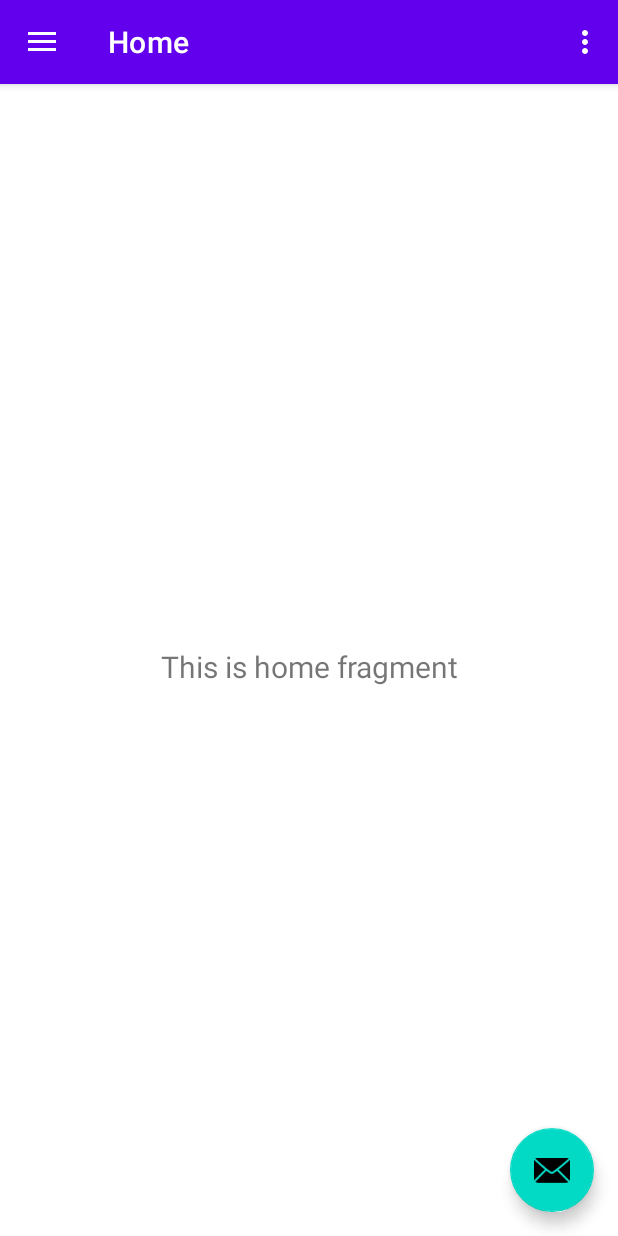
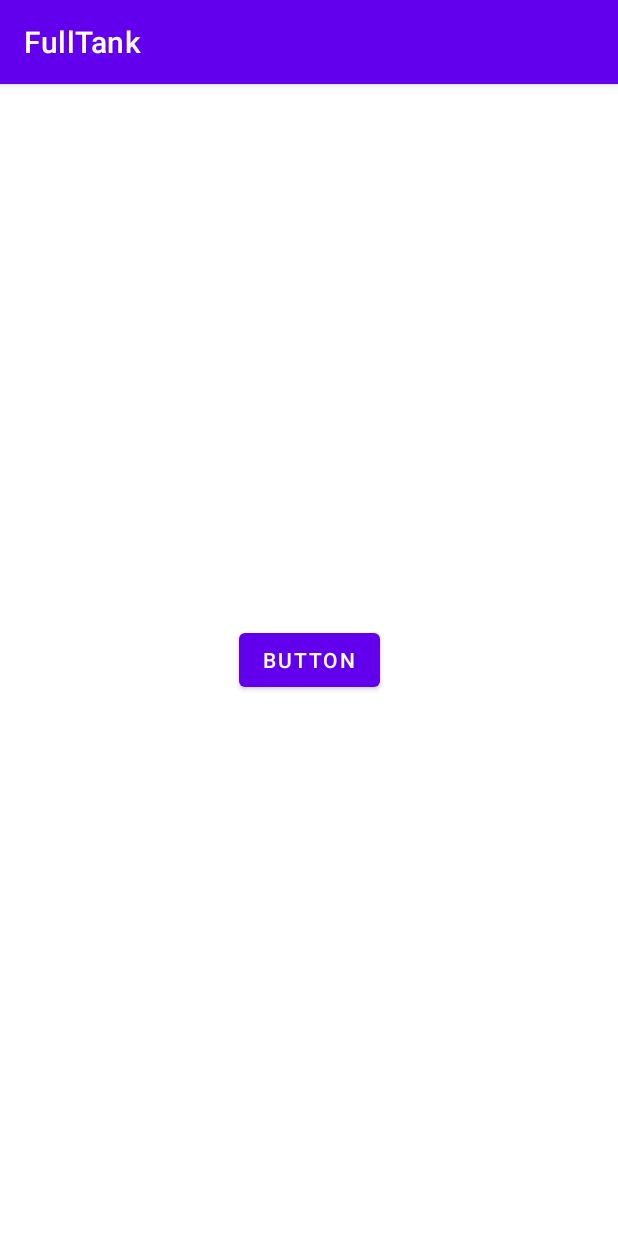
Before and after one commit to UniExtremadura/proyecto-gps-asee-2022-23-gd02, an Android app: the screen it shows after launch (MainActivity before the commit, InicioSesion after it), on a phone screen of 412 x 824 dp. Run offline under Robolectric (Android 15) with nearby library versions, the phone set to English and light mode, and no system bars.

Commit message:
Modificación mapa

```diff
--- /dev/null
+++ b/app/src/main/java/es/unex/fulltank/InicioSesion.java
@@ -0,0 +1,72 @@
+package es.unex.fulltank;
+
+import androidx.annotation.NonNull;
+import androidx.appcompat.app.AppCompatActivity;
+import androidx.core.app.ActivityCompat;
+import androidx.core.content.ContextCompat;
+
+import android.Manifest;
+import android.content.Intent;
+import android.content.pm.PackageManager;
+import android.os.Bundle;
+import android.util.Log;
+import android.view.View;
+import android.widget.Button;
+
+public class InicioSesion extends AppCompatActivity {
+    private static final int MY_PERMISSIONS_REQUEST_ACCESS_FINE_LOCATION = 28;
+    private static final int MY_PERMISSIONS_REQUEST_ACCESS_COARSE_LOCATION = 29;
+    @Override
+    protected void onCreate(Bundle savedInstanceState) {
+        super.onCreate(savedInstanceState);
+        setContentView(R.layout.activity_inicio_sesion);
+
+        getLocalizacion();
+
+        Button button = findViewById(R.id.iniciarSesion);
+
+        button.setOnClickListener(new View.OnClickListener() {
+            @Override
+            public void onClick(View view) {
+                Intent intent = new Intent(InicioSesion.this,MainActivity.class);
+                startActivity(intent);
+            }
+        });
+    }
+
+    public void getLocalizacion() {
+        int permiso;
+
+        permiso= ContextCompat.checkSelfPermission(this, Manifest.permission.ACCESS_COARSE_LOCATION); //Comprueba el permiso
+        if (permiso == PackageManager.PERMISSION_DENIED) { //Comprueba si no esta otorgado
+            ActivityCompat.requestPermissions(this, new String[]{Manifest.permission.ACCESS_COARSE_LOCATION}, MY_PERMISSIONS_REQUEST_ACCESS_FINE_LOCATION);
+        }
+
+        permiso = ContextCompat.checkSelfPermission(this, Manifest.permission.ACCESS_FINE_LOCATION);//SOLO NECESITA ESTE
+        if (permiso == PackageManager.PERMISSION_DENIED) { //Comprueba si no esta otorgado
+            ActivityCompat.requestPermissions(this, new String[]{Manifest.permission.ACCESS_COARSE_LOCATION}, MY_PERMISSIONS_REQUEST_ACCESS_COARSE_LOCATION);
+        }
+    }
+
+    public void onRequestPermissionsResult(int requestCode, @NonNull String[] permissions, @NonNull int[] grantResults) {
+        super.onRequestPermissionsResult(requestCode, permissions, grantResults);
+
+        switch (requestCode){
+            case MY_PERMISSIONS_REQUEST_ACCESS_FINE_LOCATION:
+                if (grantResults.length>0 && grantResults[0] == PackageManager.PERMISSION_GRANTED){
+                    Log.e("A28","kkkkkkkkkkkkkkkkkkkkkkkkkkkkkkkkk");
+                }else{
+                    Log.e("A28","PERMISO DENEGADO");
+                }
+                return;
+
+            case MY_PERMISSIONS_REQUEST_ACCESS_COARSE_LOCATION:
+                if (grantResults.length>0 && grantResults[0] == PackageManager.PERMISSION_GRANTED){
+                    Log.e("A28","aaaaaaaaaaaaaaaaaaaaaaaaaaaaaaaaaaa");
+                }else{
+                    Log.e("A28","PERMISO DENEGADO B");
+                }
+                return;
+        }
+    }
+}
--- a/app/src/main/java/es/unex/fulltank/bd/ui/favoritos/FavoritosFragment.java
+++ b/app/src/main/java/es/unex/fulltank/bd/ui/favoritos/FavoritosFragment.java
@@ -10,7 +10,7 @@ import androidx.annotation.NonNull;
 import androidx.fragment.app.Fragment;
 import androidx.lifecycle.ViewModelProvider;
 
-import es.unex.giis.asee.fulltank.databinding.FragmentFavoritosBinding;
+import es.unex.fulltank.databinding.FragmentFavoritosBinding;
 
 public class FavoritosFragment extends Fragment {
 
--- a/app/src/main/java/es/unex/fulltank/bd/ui/filtrarGasolineras/FiltrarGasolinerasFragment.java
+++ b/app/src/main/java/es/unex/fulltank/bd/ui/filtrarGasolineras/FiltrarGasolinerasFragment.java
@@ -10,7 +10,7 @@ import androidx.annotation.NonNull;
 import androidx.fragment.app.Fragment;
 import androidx.lifecycle.ViewModelProvider;
 
-import es.unex.giis.asee.fulltank.databinding.FragmentHistoricoRepostajeBinding;
+import es.unex.fulltank.databinding.FragmentHistoricoRepostajeBinding;
 
 public class FiltrarGasolinerasFragment extends Fragment {
 
--- a/app/src/main/java/es/unex/fulltank/bd/ui/historicoRepostaje/HistoricoRepostajeFragment.java
+++ b/app/src/main/java/es/unex/fulltank/bd/ui/historicoRepostaje/HistoricoRepostajeFragment.java
@@ -10,7 +10,7 @@ import androidx.annotation.NonNull;
 import androidx.fragment.app.Fragment;
 import androidx.lifecycle.ViewModelProvider;
 
-import es.unex.giis.asee.fulltank.databinding.FragmentFavoritosBinding;
+import es.unex.fulltank.databinding.FragmentFavoritosBinding;
 
 public class HistoricoRepostajeFragment extends Fragment {
 
--- a/app/src/main/java/es/unex/fulltank/bd/ui/settings/SettingsFragment.java
+++ b/app/src/main/java/es/unex/fulltank/bd/ui/settings/SettingsFragment.java
@@ -10,7 +10,7 @@ import androidx.annotation.NonNull;
 import androidx.fragment.app.Fragment;
 import androidx.lifecycle.ViewModelProvider;
 
-import es.unex.giis.asee.fulltank.databinding.FragmentFavoritosBinding;
+import es.unex.fulltank.databinding.FragmentFavoritosBinding;
 
 public class SettingsFragment extends Fragment {
 
--- a/app/src/main/java/es/unex/fulltank/bd/ui/ubicaciones/UbicacionesFragment.java
+++ b/app/src/main/java/es/unex/fulltank/bd/ui/ubicaciones/UbicacionesFragment.java
@@ -10,7 +10,7 @@ import androidx.annotation.NonNull;
 import androidx.fragment.app.Fragment;
 import androidx.lifecycle.ViewModelProvider;
 
-import es.unex.giis.asee.fulltank.databinding.FragmentUbicacionesBinding;
+import es.unex.fulltank.databinding.FragmentUbicacionesBinding;
 
 public class UbicacionesFragment extends Fragment {
 
--- a/app/src/main/java/es/unex/fulltank/bd/ui/vehiculos/VehiculosFragment.java
+++ b/app/src/main/java/es/unex/fulltank/bd/ui/vehiculos/VehiculosFragment.java
@@ -10,7 +10,7 @@ import androidx.annotation.NonNull;
 import androidx.fragment.app.Fragment;
 import androidx.lifecycle.ViewModelProvider;
 
-import es.unex.giis.asee.fulltank.databinding.FragmentVehiculosBinding;
+import es.unex.fulltank.databinding.FragmentVehiculosBinding;
 
 public class VehiculosFragment extends Fragment {
 
--- /dev/null
+++ b/app/src/main/res/layout/activity_inicio_sesion.xml
@@ -0,0 +1,18 @@
+<?xml version="1.0" encoding="utf-8"?>
+<androidx.constraintlayout.widget.ConstraintLayout xmlns:android="http://schemas.android.com/apk/res/android"
+    xmlns:app="http://schemas.android.com/apk/res-auto"
+    xmlns:tools="http://schemas.android.com/tools"
+    android:layout_width="match_parent"
+    android:layout_height="match_parent"
+    tools:context=".InicioSesion">
+
+    <Button
+        android:id="@+id/iniciarSesion"
+        android:layout_width="wrap_content"
+        android:layout_height="wrap_content"
+        android:text="Button"
+        app:layout_constraintBottom_toBottomOf="parent"
+        app:layout_constraintEnd_toEndOf="parent"
+        app:layout_constraintStart_toStartOf="parent"
+        app:layout_constraintTop_toTopOf="parent" />
+</androidx.constraintlayout.widget.ConstraintLayout>
--- a/app/src/main/res/layout/app_bar_main.xml
+++ b/app/src/main/res/layout/app_bar_main.xml
@@ -22,13 +22,4 @@
 
     <include layout="@layout/content_main" />
 
-    <com.google.android.material.floatingactionbutton.FloatingActionButton
-        android:id="@+id/fab"
-        android:layout_width="wrap_content"
-        android:layout_height="wrap_content"
-        android:layout_gravity="bottom|end"
-        android:layout_marginEnd="@dimen/fab_margin"
-        android:layout_marginBottom="16dp"
-        app:srcCompat="@android:drawable/ic_dialog_email" />
-
 </androidx.coordinatorlayout.widget.CoordinatorLayout>
--- a/app/src/main/res/layout/fragment_home.xml
+++ b/app/src/main/res/layout/fragment_home.xml
@@ -1,22 +1,10 @@
 <?xml version="1.0" encoding="utf-8"?>
-<androidx.constraintlayout.widget.ConstraintLayout xmlns:android="http://schemas.android.com/apk/res/android"
-    xmlns:app="http://schemas.android.com/apk/res-auto"
+<fragment xmlns:android="http://schemas.android.com/apk/res/android"
+    xmlns:map="http://schemas.android.com/apk/res-auto"
     xmlns:tools="http://schemas.android.com/tools"
+    android:id="@+id/map"
+    android:name="com.google.android.gms.maps.SupportMapFragment"
     android:layout_width="match_parent"
     android:layout_height="match_parent"
-    tools:context="es.unex.fulltank.bd.ui.home.HomeFragment">
-
-    <TextView
-        android:id="@+id/text_home"
-        android:layout_width="match_parent"
-        android:layout_height="wrap_content"
-        android:layout_marginStart="8dp"
-        android:layout_marginTop="8dp"
-        android:layout_marginEnd="8dp"
-        android:textAlignment="center"
-        android:textSize="20sp"
-        app:layout_constraintBottom_toBottomOf="parent"
-        app:layout_constraintEnd_toEndOf="parent"
-        app:layout_constraintStart_toStartOf="parent"
-        app:layout_constraintTop_toTopOf="parent" />
-</androidx.constraintlayout.widget.ConstraintLayout>
+    tools:context="es.unex.fulltank.bd.ui.home.HomeFragment"
+    />
--- a/app/src/main/res/values/strings.xml
+++ b/app/src/main/res/values/strings.xml
@@ -15,4 +15,8 @@
     <string name="menu_historicoRepostaje">Historico de Repostaje</string>
     <string name="menu_settings">Settings</string>
     <string name="menu_adicional">Adicional</string>
+    <string name="title_activity_main2">MainActivity2</string>
+    <string name="title_home">Home</string>
+    <string name="title_dashboard">Dashboard</string>
+    <string name="title_notifications">Notifications</string>
 </resources>
--- a/build.gradle
+++ b/build.gradle
@@ -2,6 +2,7 @@
 plugins {
     id 'com.android.application' version '7.3.0' apply false
     id 'com.android.library' version '7.3.0' apply false
+    id 'com.google.android.libraries.mapsplatform.secrets-gradle-plugin' version '2.0.1' apply false
 }
 
 ext {
```
Also changed, not shown: app/build.gradle (+5 -2 lines), app/src/main/AndroidManifest.xml (+23 -4 lines), app/src/main/java/es/unex/fulltank/MainActivity.java (+76 -5 lines), app/src/main/java/es/unex/fulltank/bd/ui/home/HomeFragment.java (+43 -4 lines), app/src/main/res/drawable/ic_dashboard_black_24dp.xml (added, +9 -0 lines), app/src/main/res/drawable/ic_home_black_24dp.xml (added, +9 -0 lines), app/src/main/res/drawable/ic_notifications_black_24dp.xml (added, +9 -0 lines).
